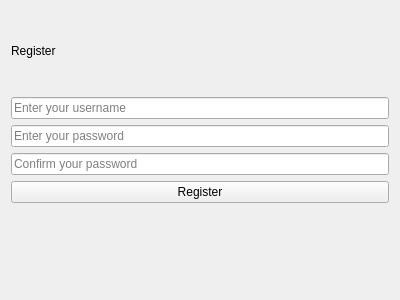
Before: the Qt Designer form src/register.ui in codingburgas/finance-challenge-vermogenskrieger, drawn with Qt 5.
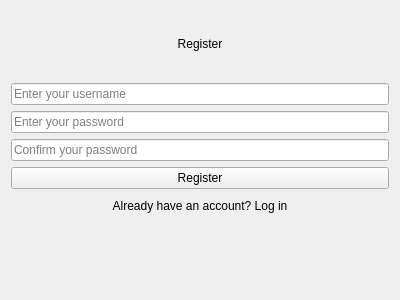
After: the same form once the commit is applied.

The edit to the form file:
```diff
--- a/src/register.ui
+++ b/src/register.ui
@@ -19,6 +19,9 @@
      <property name="text">
       <string>Register</string>
      </property>
+     <property name="alignment">
+      <set>Qt::AlignCenter</set>
+     </property>
     </widget>
    </item>
    <item>
@@ -55,6 +58,16 @@
      </property>
     </widget>
    </item>
+   <item>
+    <widget class="QPushButton" name="loginLinkButton">
+     <property name="text">
+      <string>Already have an account? Log in</string>
+     </property>
+     <property name="flat">
+      <bool>true</bool>
+     </property>
+    </widget>
+   </item>
    <item>
     <widget class="QLabel" name="statusLabel"/>
    </item>
```
Left out of the diff: 4 changed lines with no effect on the pictures.
